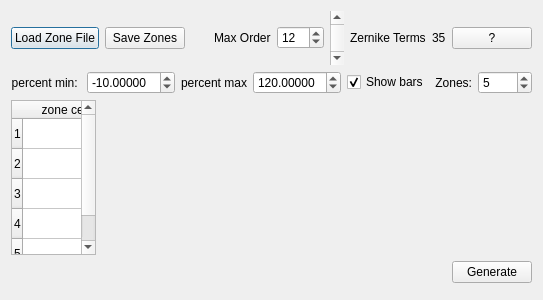
Old version of the form percentcorrectiondlg.ui in the repository githubdoe/DFTFringe.
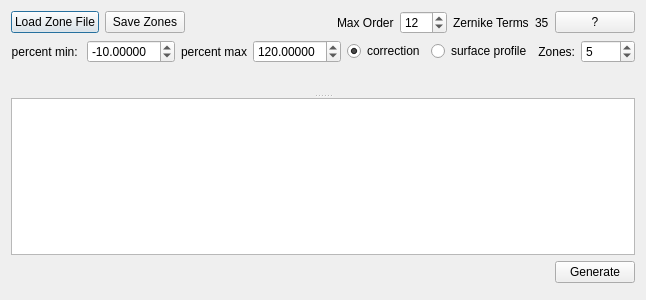
New version of the form. Custom widgets are drawn as their Qt base class.

The edit to the form file:
```diff
--- a/percentcorrectiondlg.ui
+++ b/percentcorrectiondlg.ui
@@ -66,13 +66,6 @@
        </property>
       </widget>
      </item>
-     <item>
-      <widget class="QScrollBar" name="verticalScrollBar">
-       <property name="orientation">
-        <enum>Qt::Vertical</enum>
-       </property>
-      </widget>
-     </item>
      <item>
       <widget class="QLabel" name="label">
        <property name="text">
@@ -160,15 +153,25 @@
       </widget>
      </item>
      <item>
-      <widget class="QCheckBox" name="showBars">
+      <widget class="QRadioButton" name="correction">
        <property name="text">
-        <string>Show bars</string>
+        <string>correction</string>
        </property>
        <property name="checked">
         <bool>true</bool>
        </property>
       </widget>
      </item>
+     <item>
+      <widget class="QRadioButton" name="showCorrection">
+       <property name="text">
+        <string>surface profile</string>
+       </property>
+       <property name="checked">
+        <bool>false</bool>
+       </property>
+      </widget>
+     </item>
      <item>
       <widget class="QLabel" name="label_4">
        <property name="text">
@@ -195,38 +198,17 @@
     </layout>
    </item>
    <item>
-    <layout class="QHBoxLayout" name="horizontalLayout_3" stretch="2,0,10">
-     <item>
-      <widget class="QTableWidget" name="zoneTable">
-       <property name="rowCount">
-        <number>5</number>
-       </property>
-       <property name="columnCount">
-        <number>1</number>
-       </property>
-       <row/>
-       <row/>
-       <row/>
-       <row/>
-       <row/>
-       <column>
-        <property name="text">
-         <string>zone center</string>
-        </property>
-       </column>
-      </widget>
-     </item>
-     <item>
-      <widget class="QWidget" name="bar3D" native="true"/>
-     </item>
-     <item>
-      <widget class="QwtPlot" name="plot" native="true">
-       <property name="toolTip">
-        <string extracomment="This assumes the surface is a figure of revolution that matches the average profile. It computes the slope of the average profile and compares it to the ideal slope for the conic desired. If the slope matches the expected value the percentage will be 100 percent.  This is only good for desired conics of -1. It also ignores any attempt to change the ROC using defocus. Sorry. The first 5% radius of the surface is ignored because the desired slope there is 0 to very small which creates invalid data."/>
-       </property>
-      </widget>
-     </item>
-    </layout>
+    <widget class="QSplitter" name="splitter">
+     <property name="orientation">
+      <enum>Qt::Vertical</enum>
+     </property>
+     <widget class="QwtPlot" name="plot" native="true">
+      <property name="toolTip">
+       <string extracomment="This assumes the surface is a figure of revolution that matches the average profile. It computes the slope of the average profile and compares it to the ideal slope for the conic desired. If the slope matches the expected value the percentage will be 100 percent.  This is only good for desired conics of -1. It also ignores any attempt to change the ROC using defocus. Sorry. The first 5% radius of the surface is ignored because the desired slope there is 0 to very small which creates invalid data."/>
+      </property>
+     </widget>
+     <widget class="QTableWidget" name="percentTable"/>
+    </widget>
    </item>
    <item>
     <layout class="QHBoxLayout" name="horizontalLayout_4">
```
